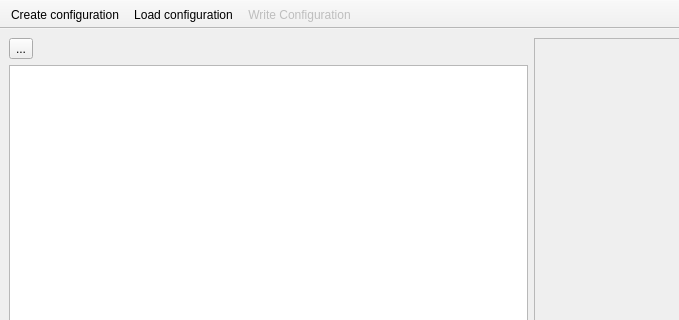
Wenzel/kdesrc-build-genconf, file ui_mainwindow.ui: the form before one commit; both pictures show x 0 to 679 and y 0 to 320 of the 1062 by 600 pixel window.
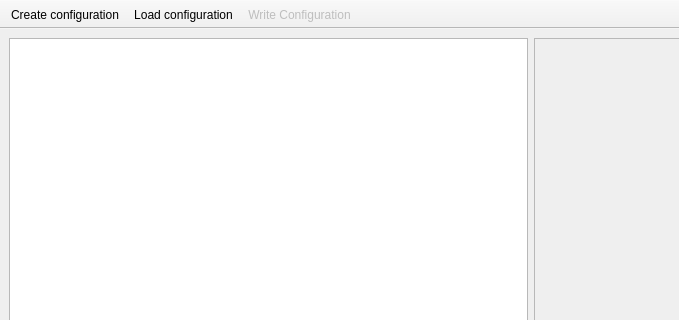
The form after the commit.

Commit message: able to check modules specified by a "use-modules" declaration

```diff
--- a/ui_mainwindow.ui
+++ b/ui_mainwindow.ui
@@ -17,13 +17,6 @@
    <layout class="QHBoxLayout" name="horizontalLayout">
     <item>
      <layout class="QVBoxLayout" name="verticalLayout">
-      <item>
-       <widget class="QToolButton" name="toolButton">
-        <property name="text">
-         <string>...</string>
-        </property>
-       </widget>
-      </item>
       <item>
        <widget class="QTreeView" name="element_treeview"/>
       </item>
```
The commit also changes 2 other files.
